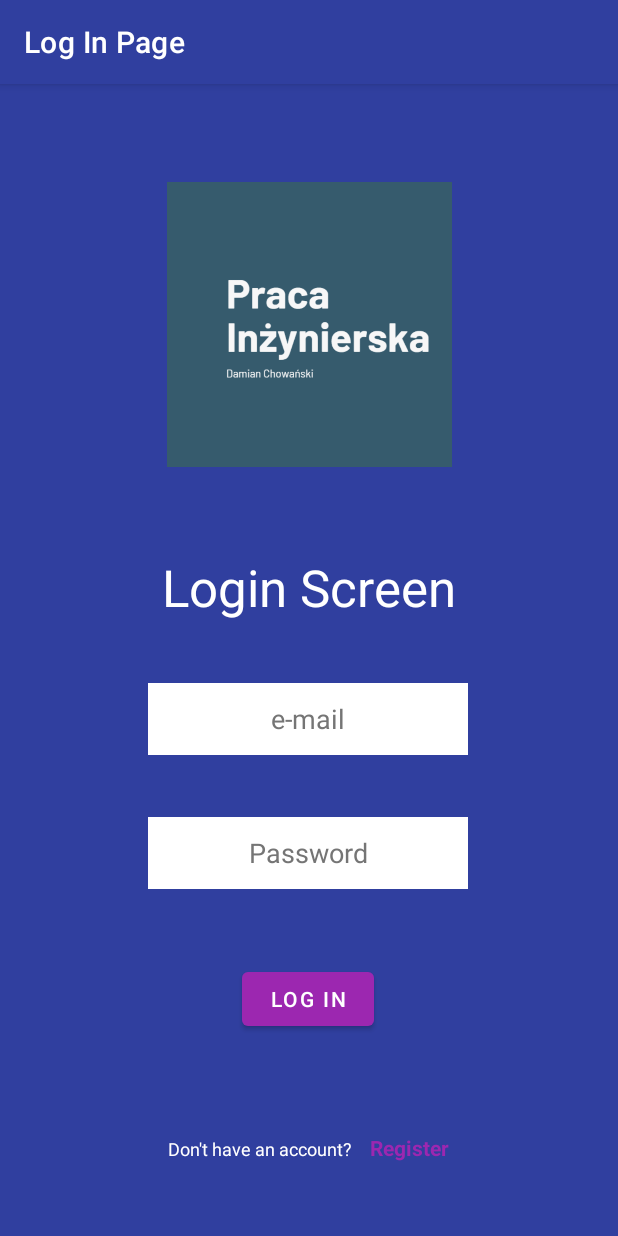
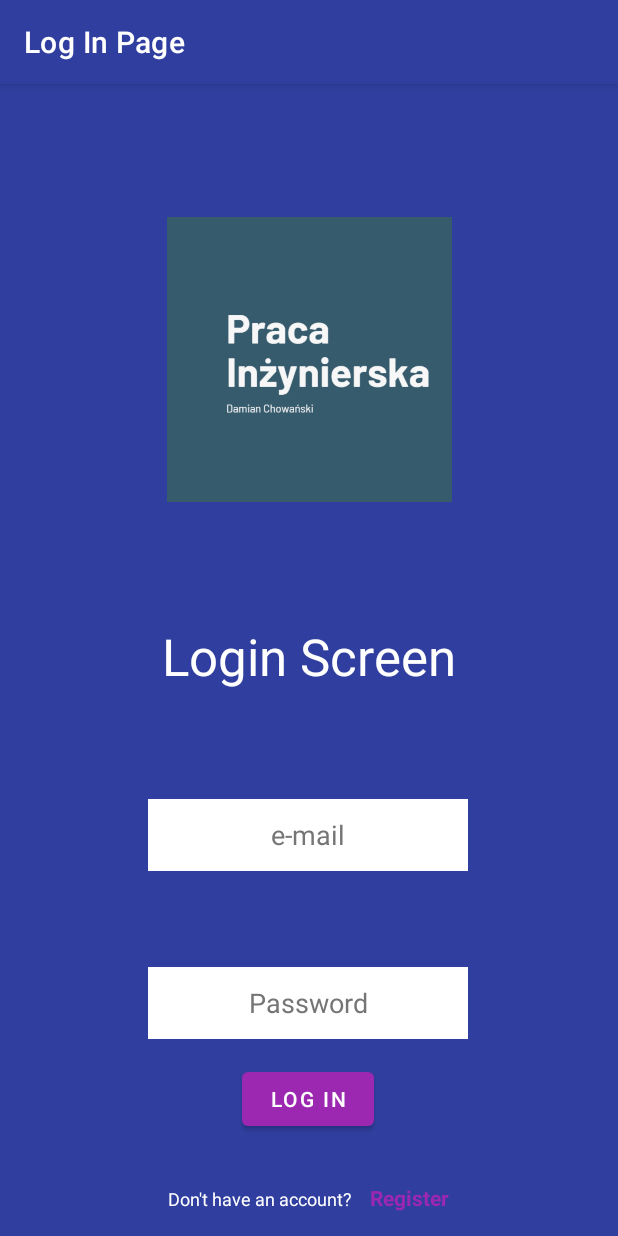
Before and after one commit to Damian-Chowanski/EngineeringThesis, an Android app: the screen it shows after launch (LoginActivity), on a phone screen of 412 x 824 dp. Run offline under Robolectric (Android 15) with nearby library versions, the phone set to English and light mode, and no system bars; our stand-ins replace Firebase (no records; nobody signed in at launch, a user with empty details on screens opened directly).

```diff
--- a/app/build.gradle
+++ b/app/build.gradle
@@ -42,6 +42,8 @@ dependencies {
 
     implementation platform('com.google.firebase:firebase-bom:31.1.1')
     implementation 'com.google.firebase:firebase-analytics-ktx'
+    implementation 'com.google.android.gms:play-services-auth:20.1.0'
+    implementation 'com.google.firebase:firebase-auth-ktx:21.1.0'
 
     testImplementation 'junit:junit:4.13.2'
     androidTestImplementation 'androidx.test.ext:junit:1.1.4'
--- a/app/src/main/java/com/example/engineeringapp/RegistrationActivity.kt
+++ b/app/src/main/java/com/example/engineeringapp/RegistrationActivity.kt
@@ -79,14 +79,13 @@ class RegistrationActivity : AppCompatActivity() {
                         }
 
                     }
-            }
+                }
             }
         }
         //Go to Login Activity:
         val logInActivity = findViewById<TextView>(R.id.login_activity_text)
         logInActivity.setOnClickListener {
-            val intent = Intent(this, LoginActivity::class.java)
-            startActivity(intent)
+            onBackPressed()
         }
     }
 }
--- a/app/src/main/res/layout/activity_login.xml
+++ b/app/src/main/res/layout/activity_login.xml
@@ -25,11 +25,12 @@
         android:id="@+id/login_tittle"
         android:layout_width="wrap_content"
         android:layout_height="wrap_content"
+        android:layout_marginBottom="8dp"
         android:text="@string/login_tittle_textView"
         android:textAlignment="center"
         android:textColor="@color/white"
         android:textSize="34sp"
-        app:layout_constraintBottom_toTopOf="@+id/register_email"
+        app:layout_constraintBottom_toTopOf="@+id/login_email"
         app:layout_constraintEnd_toEndOf="parent"
         app:layout_constraintHorizontal_bias="0.497"
         app:layout_constraintStart_toStartOf="parent"
@@ -37,7 +38,7 @@
         app:layout_constraintVertical_bias="0.564" />
 
     <EditText
-        android:id="@+id/register_email"
+        android:id="@+id/login_email"
         android:layout_width="wrap_content"
         android:layout_height="wrap_content"
         android:layout_marginTop="8dp"
@@ -51,14 +52,14 @@
         android:textAlignment="center"
         android:textColor="@color/black"
         android:textColorHint="#757575"
-        app:layout_constraintBottom_toTopOf="@+id/registration_password"
+        app:layout_constraintBottom_toTopOf="@+id/login_password"
         app:layout_constraintEnd_toEndOf="parent"
         app:layout_constraintHorizontal_bias="0.497"
         app:layout_constraintStart_toStartOf="parent"
         app:layout_constraintTop_toBottomOf="@+id/login_tittle" />
 
     <EditText
-        android:id="@+id/registration_password"
+        android:id="@+id/login_password"
         android:layout_width="wrap_content"
         android:layout_height="wrap_content"
         android:layout_marginBottom="16dp"
@@ -70,14 +71,14 @@
         android:minHeight="48dp"
         android:textAlignment="center"
         android:textColorHint="#757575"
-        app:layout_constraintBottom_toTopOf="@+id/btn_register"
+        app:layout_constraintBottom_toTopOf="@+id/btn_login"
         app:layout_constraintEnd_toEndOf="parent"
         app:layout_constraintHorizontal_bias="0.497"
         app:layout_constraintStart_toStartOf="parent"
         app:layout_constraintTop_toBottomOf="@+id/register_email" />
 
     <Button
-        android:id="@+id/btn_register"
+        android:id="@+id/btn_login"
         android:layout_width="wrap_content"
         android:layout_height="wrap_content"
         android:layout_marginBottom="32dp"
```
Also changed, not shown: app/src/main/java/com/example/engineeringapp/LoginActivity.kt (+59 -2 lines), app/src/main/java/com/example/engineeringapp/MainActivity.kt (+22 -1 lines), app/src/main/res/layout/activity_main.xml (+37 -2 lines).
